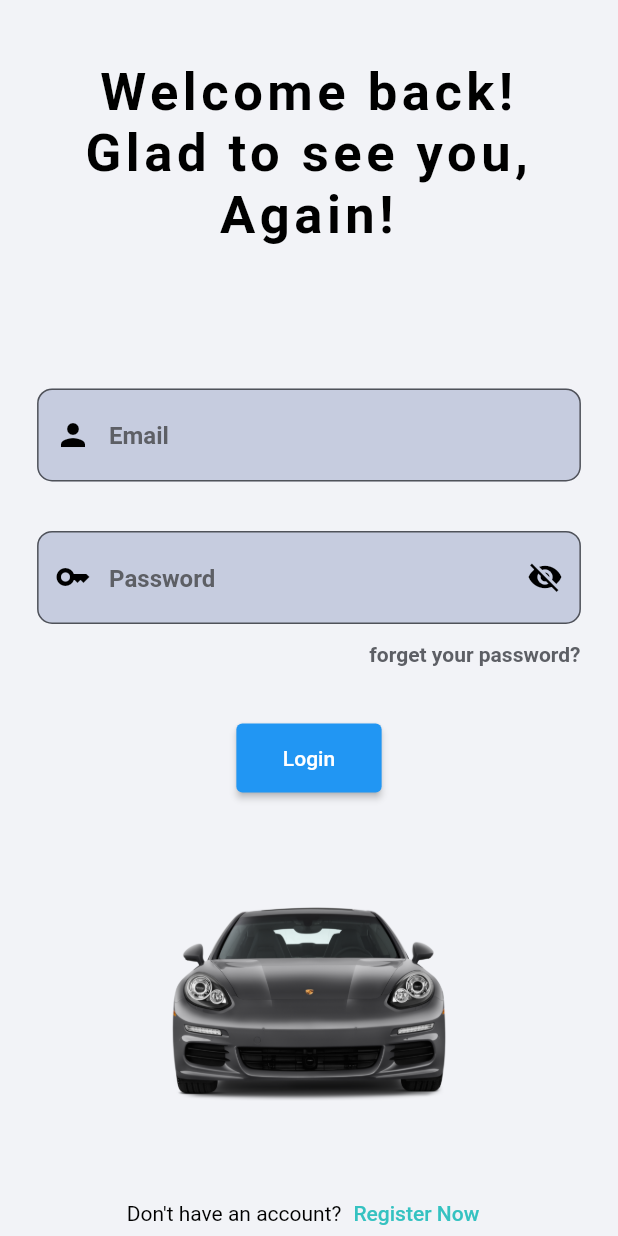
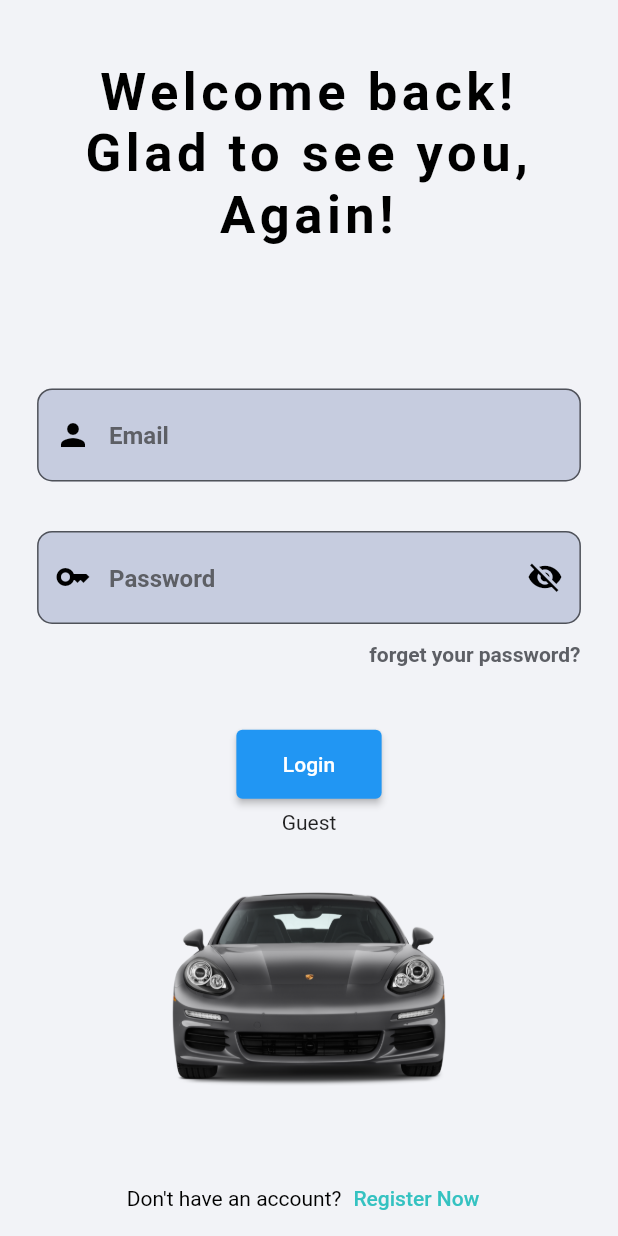
Before and after one commit to Fadilurehman/turbo_rent, a Flutter app: the screen it shows after launch, on a phone screen of 412 x 824 dp. Run offline on Flutter 3.47's test engine with Material 2 defaults, Android fonts, the light colour scheme and no system bars; our stand-ins replace animated_splash_screen, card_swiper, email_validator, google_fonts, image_picker, lottie and 5 more; missing offline and left inert: cloudinary; accounts and stored records are empty; Roboto replaces fonts that are missing (Truculenta).

Commit message:
created guest role

```diff
--- a/lib/view/authentication/login_screen.dart
+++ b/lib/view/authentication/login_screen.dart
@@ -6,6 +6,7 @@ import 'package:turbo_rent/utils/colors.dart';
 import 'package:turbo_rent/utils/image.dart';
 import 'package:turbo_rent/utils/space_wh.dart';
 import 'package:turbo_rent/utils/textstyle.dart';
+import 'package:turbo_rent/view/home_screen.dart';
 import 'package:turbo_rent/view_model/login_view_model.dart';
 import 'signup_screen.dart';
 
@@ -95,9 +96,11 @@ class LoginPage extends StatelessWidget {
                               ],
                             ),
                             Padding(
-                              padding: EdgeInsets.symmetric(
-                                  horizontal: size.width * 0.1,
-                                  vertical: size.width * 0.09),
+                              padding: EdgeInsets.only(
+                                  top: size.width * 0.1,
+                                  right: size.width * 0.09,
+                                  left: size.width * 0.09,
+                                  bottom: 7),
                               child: ElevatedButton(
                                 style: ButtonStyle(
                                   backgroundColor:
@@ -120,6 +123,25 @@ class LoginPage extends StatelessWidget {
                                 ),
                               ),
                             ),
+                            // ElevatedButton(
+                            //     onPressed: () {
+                            //       Navigator.push(
+                            //           context,
+                            //           MaterialPageRoute(
+                            //               builder: (context) =>
+                            //                   const HomeScreen()));
+                            //     },
+                            //     child: const Text(
+                            //       "Guest",
+                            //       style: TextStyle(color: Colors.white),
+                            //     )),
+                            InkWell(
+                                onTap: () => Navigator.pushReplacement(
+                                    context,
+                                    MaterialPageRoute(
+                                        builder: (context) =>
+                                            const HomeScreen())),
+                                child: const Text("Guest")),
                             SizedBox(
                               height: size.width * 0.5,
                               width: size.width * 0.5,
--- a/lib/view_model/booking_view_model.dart
+++ b/lib/view_model/booking_view_model.dart
@@ -364,7 +364,7 @@ class BookingViewModel extends ChangeNotifier {
     }
     return CommonSnackBAr.snackBar(
       context: context,
-      data: "No internet connection",
+      data: "No internet connection or create an Account",
       color: snackbarRed,
     );
   }
```
Also changed, not shown: 2 other files.
